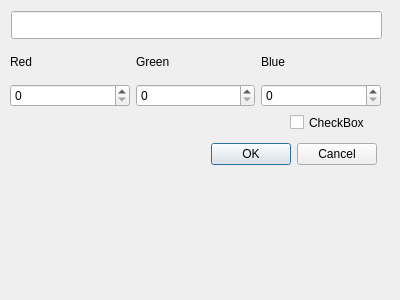
Qt form Worksheet7/Exercise3/optiondialog.ui (tonadey/2025_20431425) before a commit.
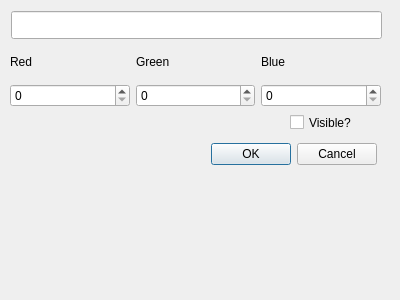
The same form after that commit.

Commit message: Can now edit visibility and color on Exercise 4

Patch:
```diff
--- a/Worksheet7/Exercise3/optiondialog.ui
+++ b/Worksheet7/Exercise3/optiondialog.ui
@@ -49,7 +49,7 @@
     </rect>
    </property>
    <property name="text">
-    <string>CheckBox</string>
+    <string>Visible?</string>
    </property>
   </widget>
   <widget class="QWidget" name="layoutWidget">
```
Left out of the diff: 2 changed lines with no effect on the pictures. The commit also changes 2 other files.
